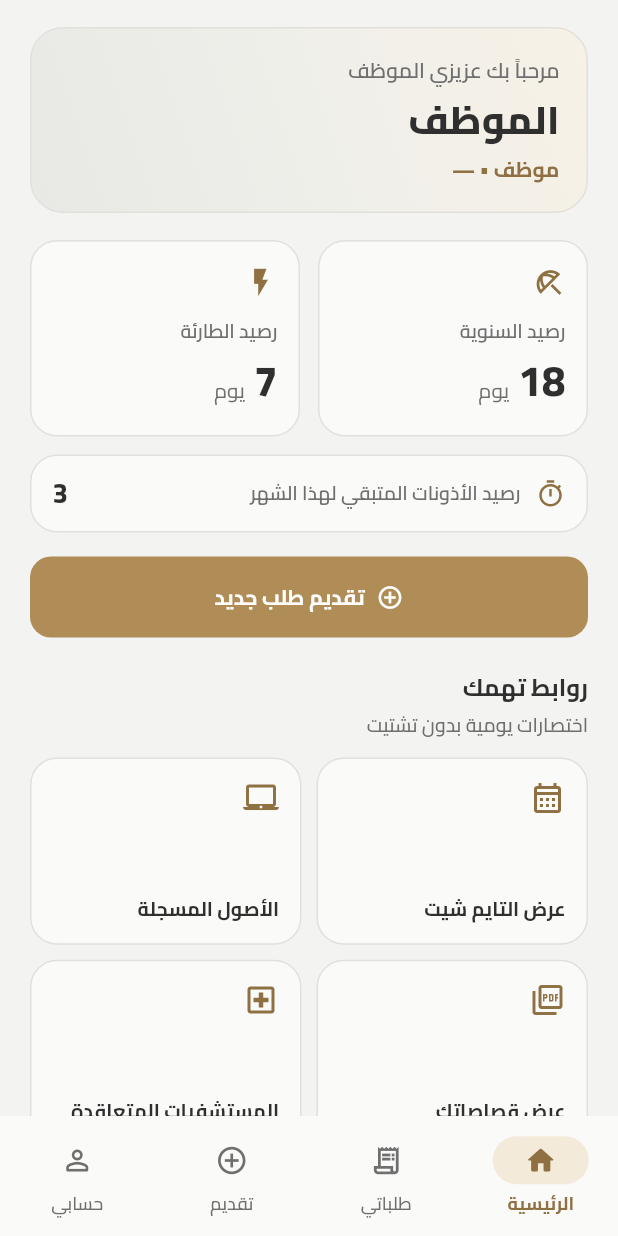
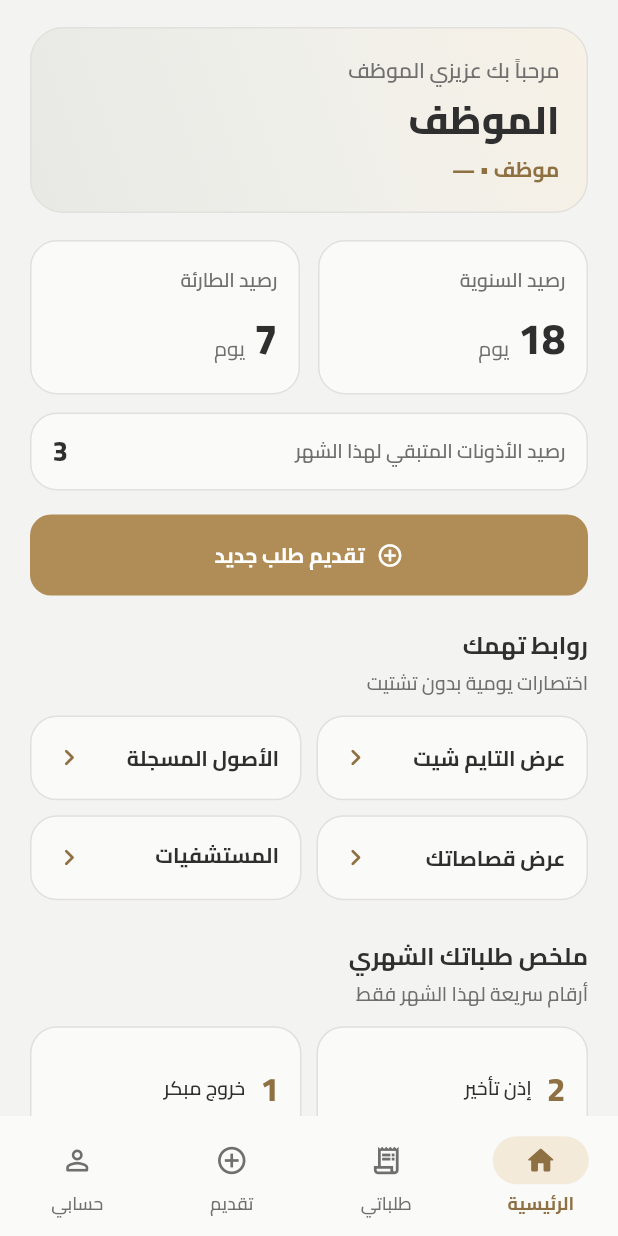
Before and after one commit to halimaElganduzMFZ/daftari_UI, a Flutter app: the MainShell screen opened directly, on a phone screen of 412 x 824 dp. Run offline on Flutter 3.47's test engine with Material 3 defaults, Android fonts, the phone set to English and light mode, and no system bars.

Commit message:
Simplify home balance and link tiles without decorative icons.
Leave balances are plain info, and service links use text with a
chevron so they stay ready for navigation later.

Co-authored-by: unifiedcodeteam <unifiedcodeteam@gmail.com>

```diff
--- a/lib/features/home/home_screen.dart
+++ b/lib/features/home/home_screen.dart
@@ -55,7 +55,6 @@ class _HomeScreenState extends State<HomeScreen> {
                       title: 'رصيد السنوية',
                       value: '${data.annualBalance}',
                       unit: 'يوم',
-                      icon: Icons.beach_access_outlined,
                     ),
                   ),
                   const SizedBox(width: 12),
@@ -64,7 +63,6 @@ class _HomeScreenState extends State<HomeScreen> {
                       title: 'رصيد الطارئة',
                       value: '${data.emergencyBalance}',
                       unit: 'يوم',
-                      icon: Icons.flash_on_outlined,
                     ),
                   ),
                 ],
@@ -110,24 +108,12 @@ class _HomeScreenState extends State<HomeScreen> {
                     crossAxisCount: 2,
                     mainAxisSpacing: 10,
                     crossAxisSpacing: 10,
-                    childAspectRatio: 1.45,
+                    childAspectRatio: 3.2,
                     children: const [
-                      _ServiceTile(
-                        title: 'عرض التايم شيت',
-                        icon: Icons.calendar_month_outlined,
-                      ),
-                      _ServiceTile(
-                        title: 'الأصول المسجلة',
-                        icon: Icons.laptop_mac_outlined,
-                      ),
-                      _ServiceTile(
-                        title: 'عرض قصاصاتك',
-                        icon: Icons.picture_as_pdf_outlined,
-                      ),
-                      _ServiceTile(
-                        title: 'المستشفيات المتعاقدة',
-                        icon: Icons.local_hospital_outlined,
-                      ),
+                      _ServiceTile(title: 'عرض التايم شيت'),
+                      _ServiceTile(title: 'الأصول المسجلة'),
+                      _ServiceTile(title: 'عرض قصاصاتك'),
+                      _ServiceTile(title: 'المستشفيات المتعاقدة'),
                     ],
                   ),
                 ],
@@ -315,13 +301,11 @@ class _BalanceCard extends StatelessWidget {
     required this.title,
     required this.value,
     required this.unit,
-    required this.icon,
   });
 
   final String title;
   final String value;
   final String unit;
-  final IconData icon;
 
   @override
   Widget build(BuildContext context) {
@@ -330,8 +314,6 @@ class _BalanceCard extends StatelessWidget {
       child: Column(
         crossAxisAlignment: CrossAxisAlignment.start,
         children: [
-          Icon(icon, color: AppColors.goldDeep, size: 22),
-          const SizedBox(height: 12),
           Text(
             title,
             style: const TextStyle(
@@ -340,7 +322,7 @@ class _BalanceCard extends StatelessWidget {
               fontWeight: FontWeight.w600,
             ),
           ),
-          const SizedBox(height: 4),
+          const SizedBox(height: 10),
           Row(
             crossAxisAlignment: CrossAxisAlignment.end,
             children: [
@@ -379,8 +361,6 @@ class _PermissionBalanceBar extends StatelessWidget {
       padding: const EdgeInsets.symmetric(horizontal: 14, vertical: 12),
       child: Row(
         children: [
-          const Icon(Icons.timer_outlined, color: AppColors.goldDeep, size: 20),
-          const SizedBox(width: 10),
           const Expanded(
             child: Text(
               'رصيد الأذونات المتبقي لهذا الشهر',
@@ -405,29 +385,35 @@ class _PermissionBalanceBar extends StatelessWidget {
   }
 }
 
+/// روابط الخدمات — جاهزة للنقر لاحقاً عند ربط الصفحات.
 class _ServiceTile extends StatelessWidget {
-  const _ServiceTile({required this.title, required this.icon});
+  const _ServiceTile({required this.title, this.onTap});
 
   final String title;
-  final IconData icon;
+  final VoidCallback? onTap;
 
   @override
   Widget build(BuildContext context) {
     return AppSurface(
-      onTap: () {},
-      padding: const EdgeInsets.all(14),
-      child: Column(
-        crossAxisAlignment: CrossAxisAlignment.start,
+      onTap: onTap ?? () {},
+      padding: const EdgeInsets.fromLTRB(14, 16, 14, 16),
+      child: Row(
         children: [
-          Icon(icon, color: AppColors.goldDeep),
-          const Spacer(),
-          Text(
-            title,
-            style: const TextStyle(
-              fontWeight: FontWeight.w700,
-              fontSize: 13,
-              height: 1.3,
+          Expanded(
+            child: Text(
+              title,
+              style: const TextStyle(
+                fontWeight: FontWeight.w700,
+                fontSize: 14,
+                height: 1.35,
+                color: AppColors.charcoal,
+              ),
             ),
+          ),
+          const Icon(
+            Icons.chevron_left_rounded,
+            color: AppColors.goldDeep,
+            size: 22,
           ),
         ],
       ),
```
